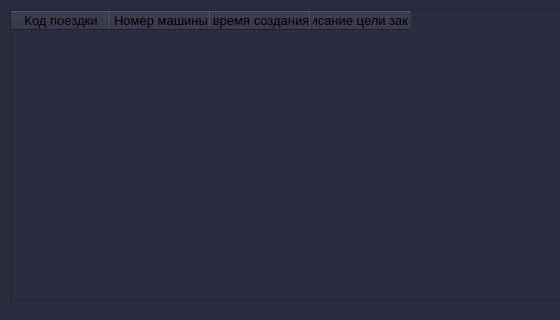
This is ClientWindow.ui in EgLeVor/Course as Qt 5 draws it before an edit; both pictures show x 0 to 560 and y 0 to 320 of the 810 by 696 pixel window. The edited form follows.
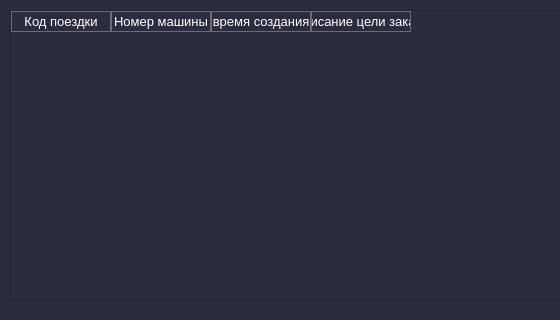
This is the edited form.

Commit message: tables design fixed

```diff
--- a/ClientWindow.ui
+++ b/ClientWindow.ui
@@ -50,6 +50,12 @@
 }
 QTableWidget{
 	color:rgb(255, 255, 255);
+}
+QHeaderView::section {
+   
+	background-color: rgb(44, 44, 64);
+    color: white;
+    border: 1px solid #6c6c6c;
 }</string>
   </property>
   <widget class="QWidget" name="centralwidget">
@@ -160,7 +166,7 @@
       </color>
      </property>
      <property name="foreground">
-      <brush brushstyle="NoBrush">
+      <brush brushstyle="SolidPattern">
        <color alpha="255">
         <red>255</red>
         <green>255</green>
```
The commit also changes 4 other files.
